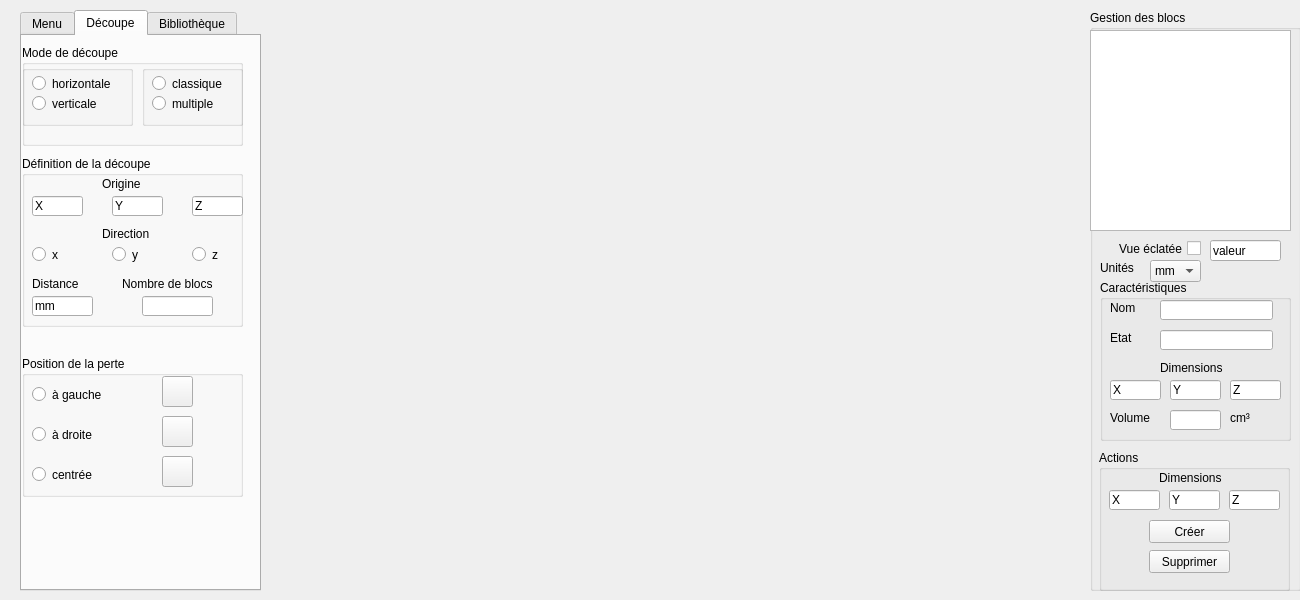
First picture: the form in CNCBrainCut/sources/vue/vuemain.ui, repository s0lstice/OgreCNC, before the edit.
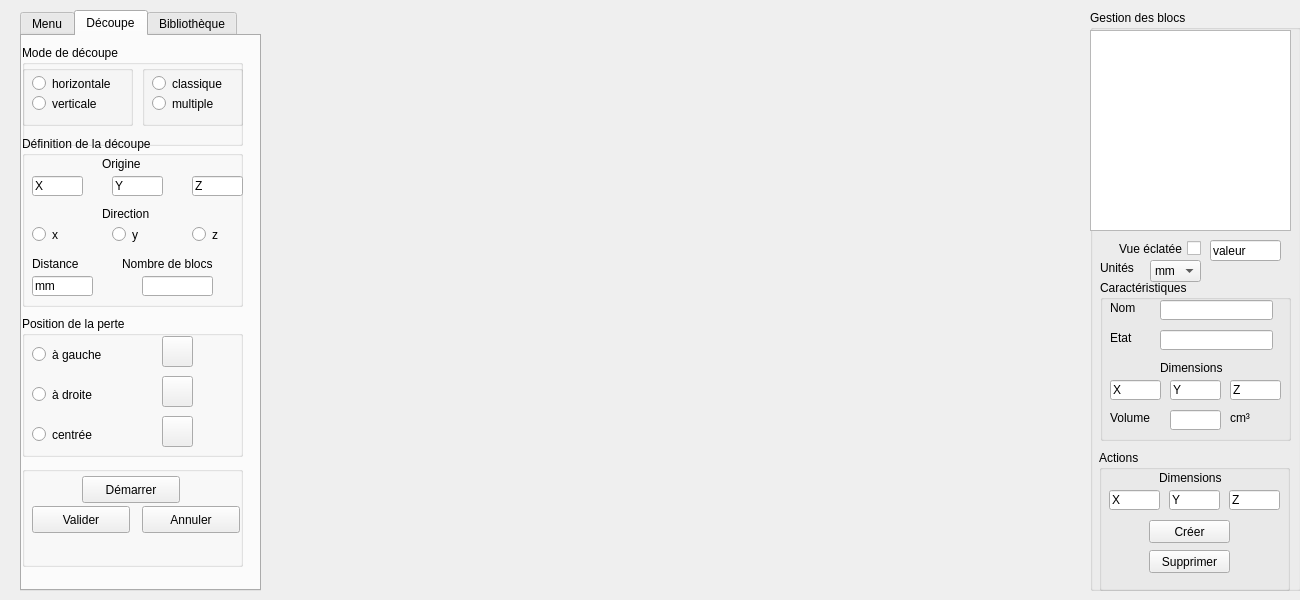
Second picture: the form after the edit. Icons and pictures are not drawn.

The edit to the form file:
```diff
--- a/CNCBrainCut/sources/vue/vuemain.ui
+++ b/CNCBrainCut/sources/vue/vuemain.ui
@@ -467,7 +467,7 @@
       <property name="geometry">
        <rect>
         <x>0</x>
-        <y>120</y>
+        <y>100</y>
         <width>221</width>
         <height>171</height>
        </rect>
@@ -633,7 +633,7 @@
       <property name="geometry">
        <rect>
         <x>0</x>
-        <y>320</y>
+        <y>280</y>
         <width>221</width>
         <height>141</height>
        </rect>
@@ -841,6 +841,58 @@
        </widget>
       </widget>
      </widget>
+     <widget class="QGroupBox" name="LancerDecoupe_groupBox">
+      <property name="geometry">
+       <rect>
+        <x>0</x>
+        <y>430</y>
+        <width>221</width>
+        <height>101</height>
+       </rect>
+      </property>
+      <property name="title">
+       <string/>
+      </property>
+      <widget class="QPushButton" name="demarrerDecoupe_pushButton">
+       <property name="geometry">
+        <rect>
+         <x>60</x>
+         <y>10</y>
+         <width>98</width>
+         <height>27</height>
+        </rect>
+       </property>
+       <property name="text">
+        <string>Démarrer</string>
+       </property>
+      </widget>
+      <widget class="QPushButton" name="validerDecoupe_pushButton">
+       <property name="geometry">
+        <rect>
+         <x>10</x>
+         <y>40</y>
+         <width>98</width>
+         <height>27</height>
+        </rect>
+       </property>
+       <property name="text">
+        <string>Valider</string>
+       </property>
+      </widget>
+      <widget class="QPushButton" name="annulerDecoupe_pushButton">
+       <property name="geometry">
+        <rect>
+         <x>120</x>
+         <y>40</y>
+         <width>98</width>
+         <height>27</height>
+        </rect>
+       </property>
+       <property name="text">
+        <string>Annuler</string>
+       </property>
+      </widget>
+     </widget>
     </widget>
     <widget class="QWidget" name="biblio_onglet">
      <attribute name="title">
```
